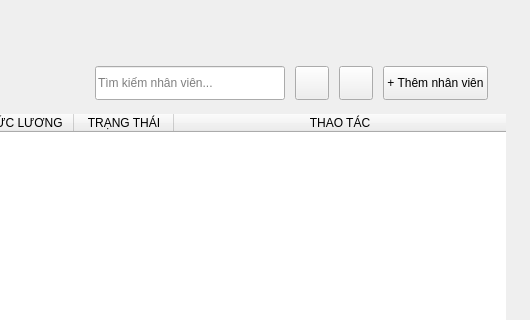
The window that src/view/Employee_View.ui (vttaan/OOP---Management-Application-Project) describes before a commit, drawn with Qt 5; both pictures show x 450 to 980 and y 0 to 320 of the 980 by 700 pixel window.
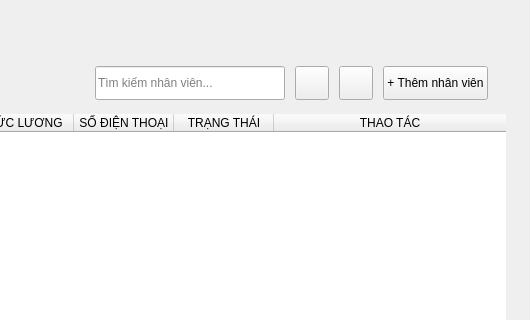
The same window after the commit.

Diff of the .ui file:
```diff
--- a/src/view/Employee_View.ui
+++ b/src/view/Employee_View.ui
@@ -341,6 +341,9 @@
         <column>
          <property name="text"><string>MỨC LƯƠNG</string></property>
         </column>
+        <column>
+         <property name="text"><string>SỐ ĐIỆN THOẠI</string></property>
+        </column>
         <column>
          <property name="text"><string>TRẠNG THÁI</string></property>
         </column>
```
